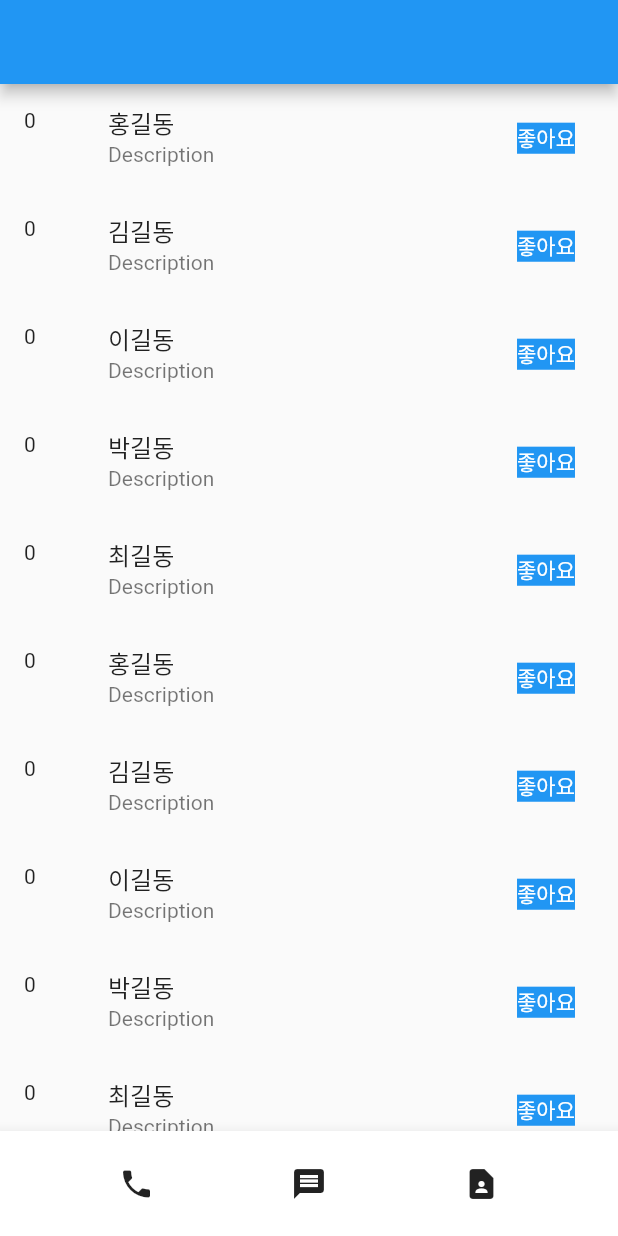
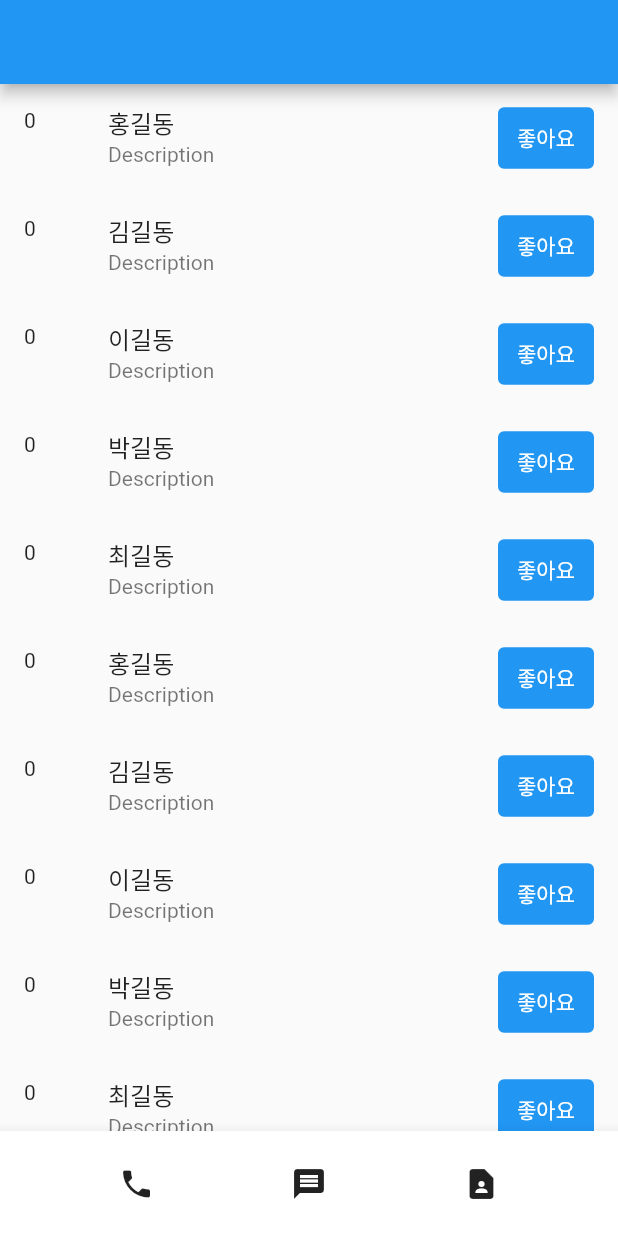
Before and after one commit to ohdowon064/flutter-contact, a Flutter app: the screen it shows after launch, on a phone screen of 412 x 824 dp. Run offline on Flutter 3.47's test engine with Material 2 defaults, Android fonts, the phone set to English and light mode, and no system bars.

Commit message:
TextButton 크기 이쁘게 늘리기

```diff
--- a/lib/main.dart
+++ b/lib/main.dart
@@ -34,14 +34,10 @@ class _MyAppState extends State<MyApp> {
                     likes[index]++;
                   });
                 },
-                child: SizedBox(
-                  child: Text(
-                    "좋아요",
-                    style: TextStyle(
-                      backgroundColor: Colors.blue,
-                      color: Colors.white,
-                    ),
-                  ),
+                child: Text("좋아요", style: TextStyle(color: Colors.white)),
+                style: TextButton.styleFrom(
+                  backgroundColor: Colors.blue,
+                  padding: EdgeInsets.all(10),
                 ),
               ),
             );
```
